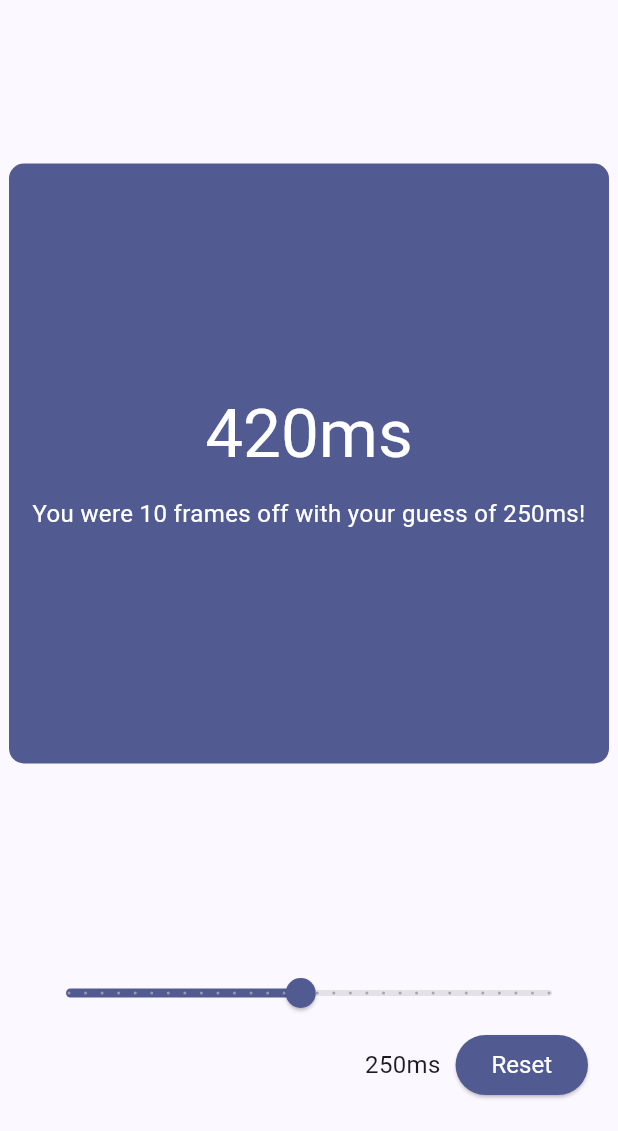
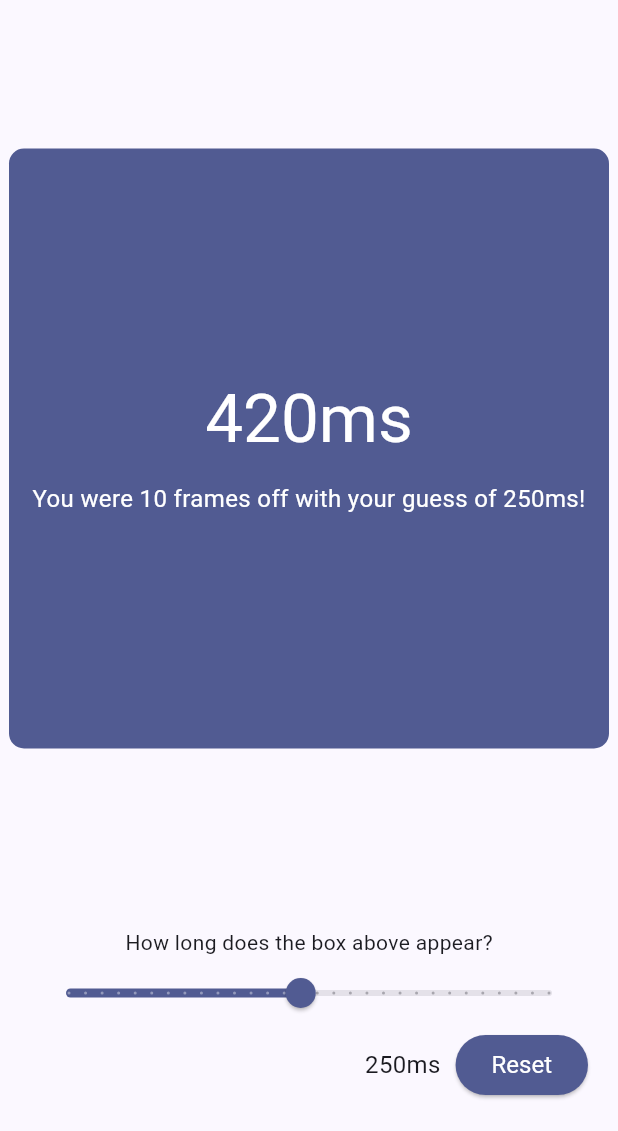
Before and after one commit to adil192/timing_flutter, a Flutter app: the screen it shows after launch, after a tap on "Submit", on a phone screen of 412 x 824 dp, the part 105-1236 px from its top. Run offline on Flutter 3.47's test engine with Material 2 defaults, Android fonts, the phone set to English and light mode, and no system bars; drawn by our look-alikes of dynamic_color; our stand-ins replace flutter_font_icons.

Commit message:
Add instruction prompt

```diff
--- a/lib/main.dart
+++ b/lib/main.dart
@@ -148,6 +148,7 @@ class _MyHomePageState extends State<MyHomePage> {
             padding: const EdgeInsets.symmetric(vertical: 20, horizontal: 20),
             child: Column(
               children: [
+                const Text("How long does the box above appear?"),
                 Slider(
                     value: _sliderValue.toDouble(),
                     min: 16,
```
